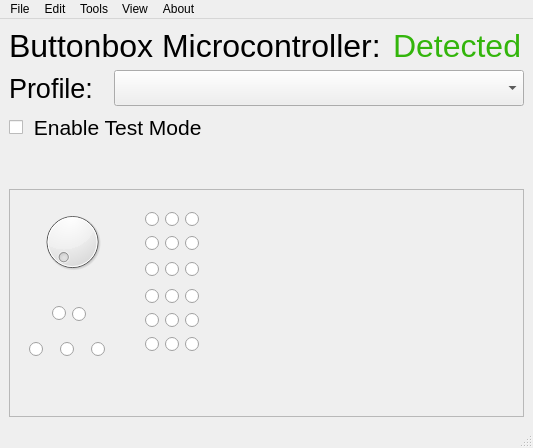
TheCheese42/buttonbox, file client/buttonbox_client/ui/window.ui: the form before one commit.
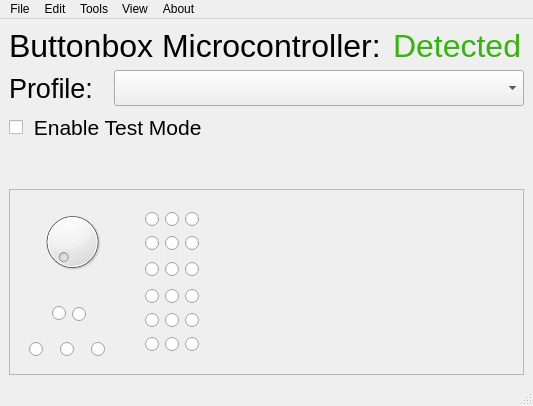
The form after the commit. Icons and pictures are not drawn.

Diff of the .ui file:
```diff
--- a/client/buttonbox_client/ui/window.ui
+++ b/client/buttonbox_client/ui/window.ui
@@ -7,7 +7,7 @@
     <x>0</x>
     <y>0</y>
     <width>533</width>
-    <height>448</height>
+    <height>406</height>
    </rect>
   </property>
   <property name="windowTitle">
```
Left out of the diff: 61 changed lines with no effect on the pictures.
